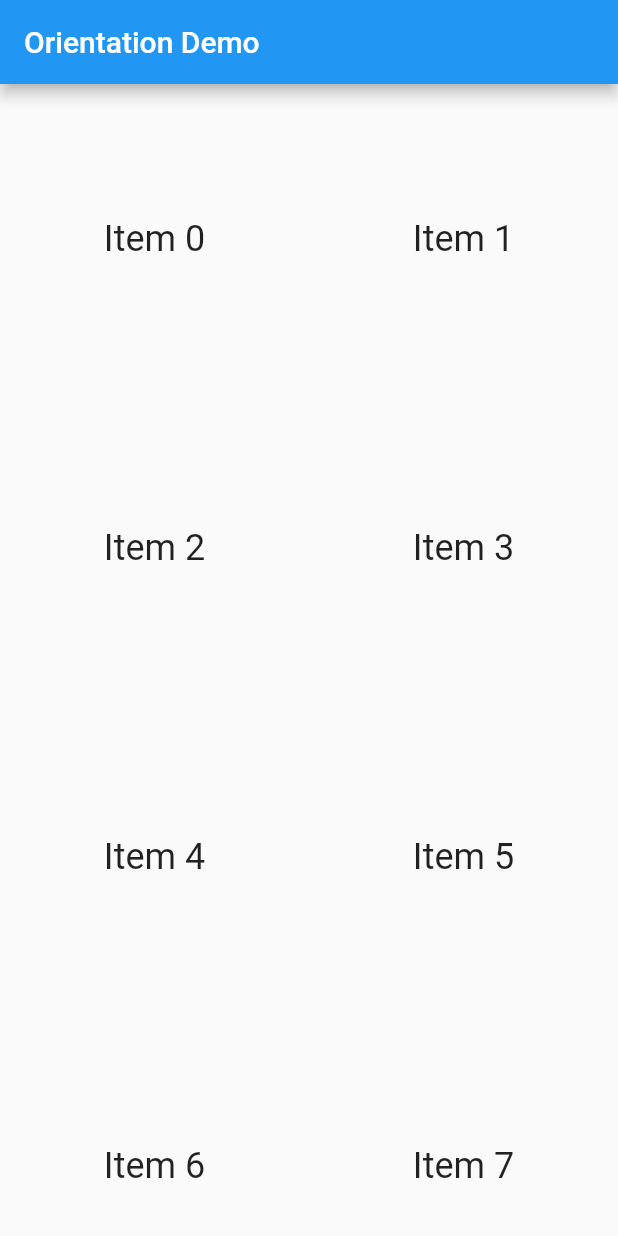
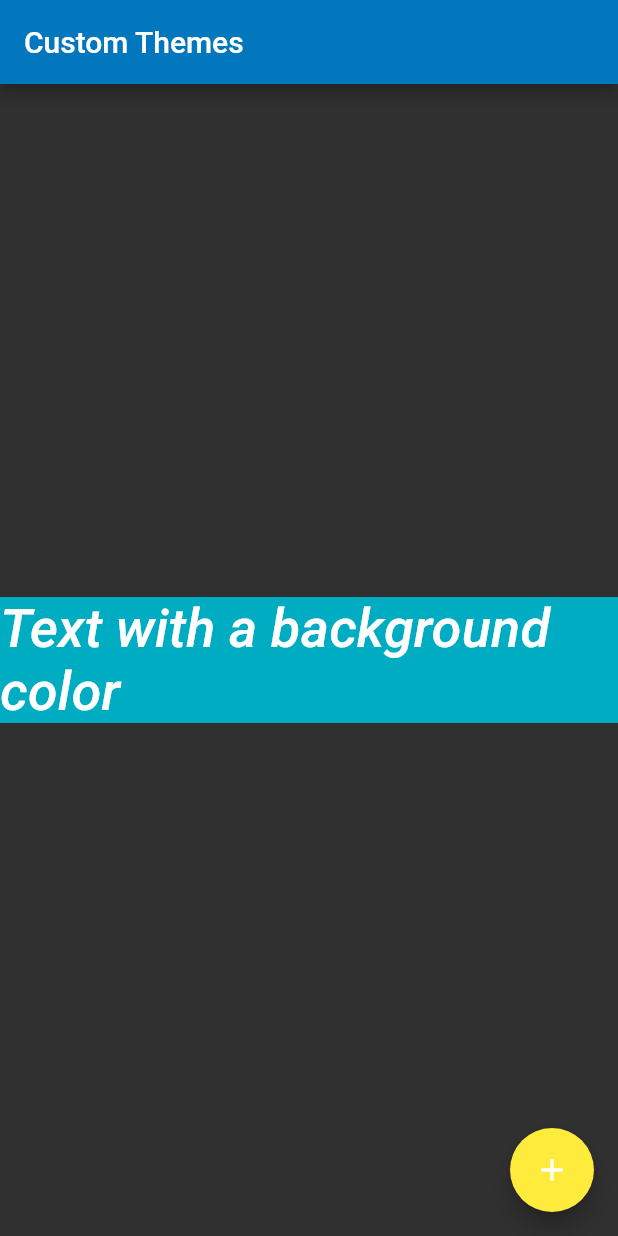
Before and after one commit to Weck1/flutter_practice, a Flutter app: the screen it shows after launch, on a phone screen of 412 x 824 dp. Run offline on Flutter 3.47's test engine with Material 2 defaults, Android fonts, the phone set to English and light mode, and no system bars; Roboto replaces fonts that are missing (Monsterrat).

Commit message:
using Themes, much like css

```diff
--- a/lib/main.dart
+++ b/lib/main.dart
@@ -1,44 +1,60 @@
 import 'package:flutter/material.dart';
+import 'package:flutter/foundation.dart';
 
 void main() => runApp(MyApp());
 
 class MyApp extends StatelessWidget {
   @override
   Widget build(BuildContext context) {
-    final appTitle = 'Orientation Demo';
+    final appName = 'Custom Themes';
 
     return MaterialApp(
-      title: appTitle,
-      home: OrientationList(
-        title: appTitle,
+      title: appName,
+      theme: ThemeData(
+        brightness: Brightness.dark,
+        primaryColor: Colors.lightBlue[800],
+        accentColor: Colors.cyan[600],
+
+        fontFamily: 'Monsterrat',
+
+        textTheme: TextTheme(
+          headline: TextStyle(fontSize: 72.0, fontWeight: FontWeight.bold),
+          title: TextStyle(fontSize: 36.0, fontStyle: FontStyle.italic),
+          body1: TextStyle(fontSize: 14.0, fontFamily: 'Hind'),
+
+        )
+      ),
+      home: MyHomePage(
+        title: appName,
       ),
     );
   }
 }
 
-class OrientationList extends StatelessWidget {
+class MyHomePage extends StatelessWidget {
   final String title;
 
-  OrientationList({Key key, this.title}) : super(key: key);
+  MyHomePage({Key key, @required this.title}) : super(key: key);
 
   @override
   Widget build(BuildContext context) {
     return Scaffold(
       appBar: AppBar(title: Text(title)),
-      body: OrientationBuilder(
-        builder: (context, orientation) {
-          return GridView.count(
-            crossAxisCount: orientation == Orientation.portrait ? 2 : 3,
-            children: List.generate(100, (index){
-              return Center(
-                child: Text(
-                  'Item $index',
-                  style:Theme.of(context).textTheme.headline,
-                ),
-              );
-            }),
-          );
-        },
+      body: Center(
+        child: Container(
+          color: Theme.of(context).accentColor,
+          child: Text(
+            'Text with a background color',
+            style:Theme.of(context).textTheme.title,
+          ),
+        ),
+      ),
+      floatingActionButton: Theme(
+        data: Theme.of(context).copyWith(accentColor: Colors.yellow),
+        child: FloatingActionButton(
+          onPressed: null,
+          child: Icon(Icons.add),
+        ),
       ),
     );
   }
```
